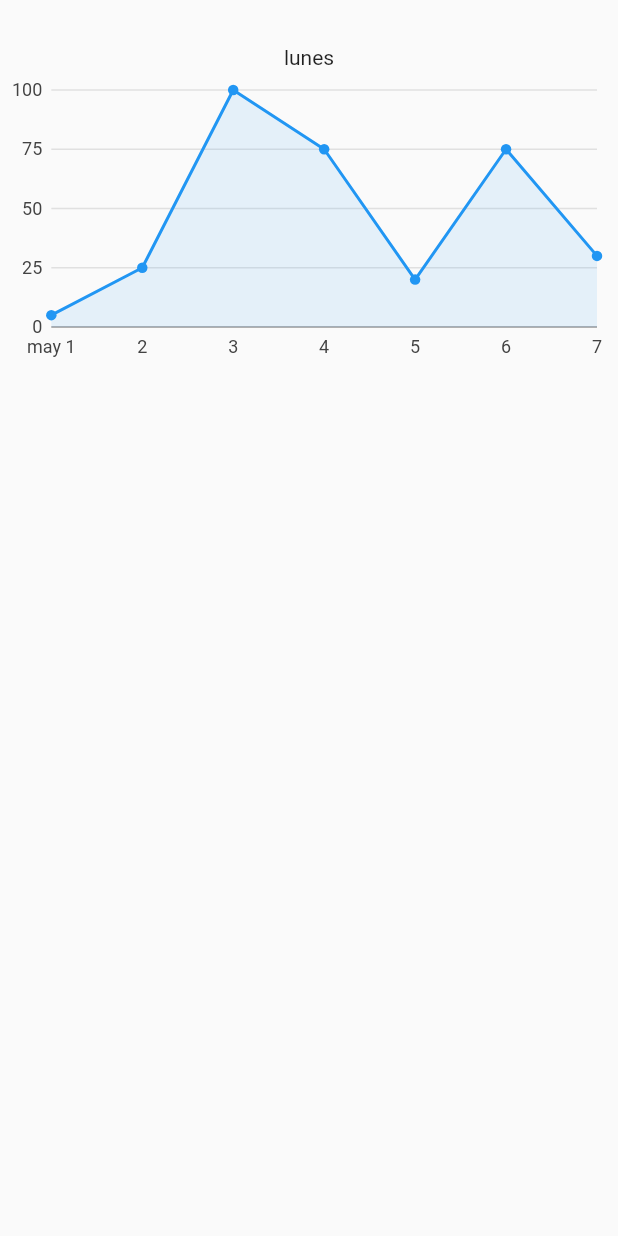
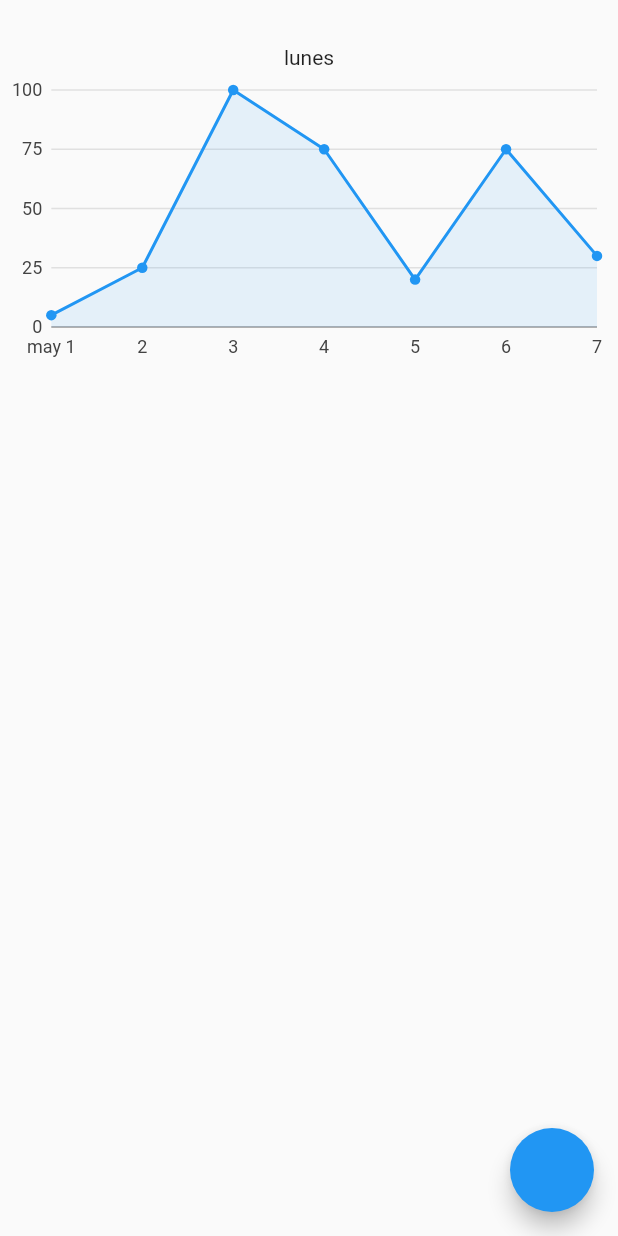
Before and after one commit to KitanoR/Labs_charts_flutter, a Flutter app: the screen it shows after launch, on a phone screen of 412 x 824 dp. Run offline on Flutter 3.47's test engine with Material 2 defaults, Android fonts, the phone set to English and light mode, and no system bars; our stand-ins replace charts_flutter, fl_chart, syncfusion_flutter_charts; missing offline and left inert: bezier_chart.

Commit message:
Probando modal inferior

```diff
--- a/lib/main.dart
+++ b/lib/main.dart
@@ -22,12 +22,35 @@ class MyApp extends StatelessWidget {
         Locale('es')
       ],
       theme: ThemeData.light(),
-      home: Scaffold(
-        body: CuerpoWidget(),
-      )
+      home: HomeView()
+
     );
   }
 }
+
+class HomeView extends StatelessWidget {
+  final GlobalKey<ScaffoldState> scaffoldKey = GlobalKey<ScaffoldState>();
+  @override
+  Widget build(BuildContext context) {
+    return Scaffold(
+      key: scaffoldKey,
+
+      floatingActionButton: FloatingActionButton(
+        onPressed: () {
+          scaffoldKey.currentState
+          .showBottomSheet((context) => Container(
+                color: Colors.red,
+                height: 200,
+              ));
+        },
+      ),
+      body: CuerpoWidget(),
+
+    );
+  }
+}
+
+
 
 class CuerpoWidget extends StatelessWidget {
 
```
